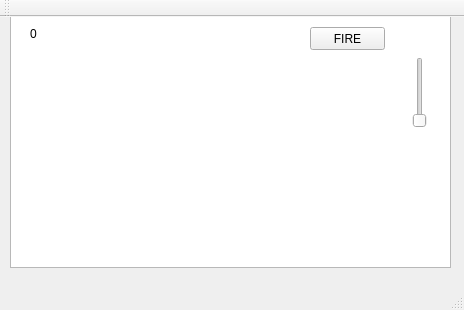
timbog/GreatGunGame, file gun/mainwindow.ui: the form before one commit.
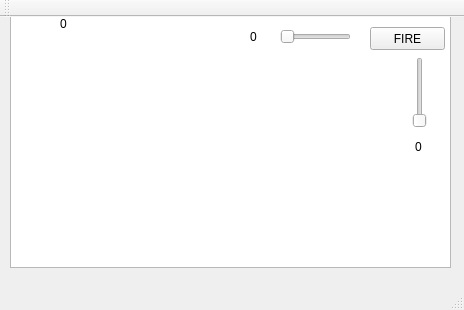
The form after the commit.

```diff
--- a/gun/mainwindow.ui
+++ b/gun/mainwindow.ui
@@ -27,7 +27,7 @@
    <widget class="QPushButton" name="pushButton">
     <property name="geometry">
      <rect>
-      <x>310</x>
+      <x>370</x>
       <y>10</y>
       <width>75</width>
       <height>23</height>
@@ -53,8 +53,50 @@
    <widget class="QLabel" name="label">
     <property name="geometry">
      <rect>
-      <x>30</x>
+      <x>415</x>
+      <y>120</y>
+      <width>31</width>
+      <height>20</height>
+     </rect>
+    </property>
+    <property name="text">
+     <string>0</string>
+    </property>
+   </widget>
+   <widget class="QSlider" name="horizontalSlider">
+    <property name="geometry">
+     <rect>
+      <x>280</x>
       <y>10</y>
+      <width>71</width>
+      <height>19</height>
+     </rect>
+    </property>
+    <property name="maximum">
+     <number>10</number>
+    </property>
+    <property name="orientation">
+     <enum>Qt::Horizontal</enum>
+    </property>
+   </widget>
+   <widget class="QLabel" name="label_2">
+    <property name="geometry">
+     <rect>
+      <x>250</x>
+      <y>10</y>
+      <width>31</width>
+      <height>20</height>
+     </rect>
+    </property>
+    <property name="text">
+     <string>0</string>
+    </property>
+   </widget>
+   <widget class="QLabel" name="label_3">
+    <property name="geometry">
+     <rect>
+      <x>60</x>
+      <y>0</y>
       <width>46</width>
       <height>13</height>
      </rect>
```
Left out of the diff: 6 changed lines with no effect on the pictures.
